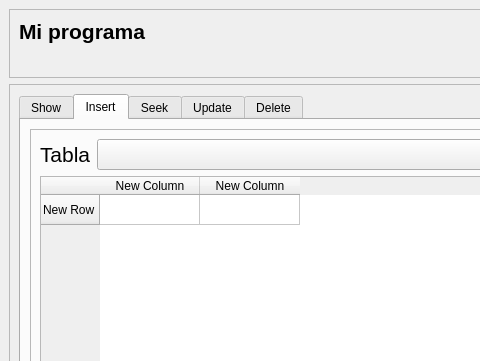
Old version of the form CRUD_GUI/myGUI.ui in the repository Colima-97/Automatas2; both pictures show x 0 to 480 and y 0 to 361 of the 780 by 612 pixel window.
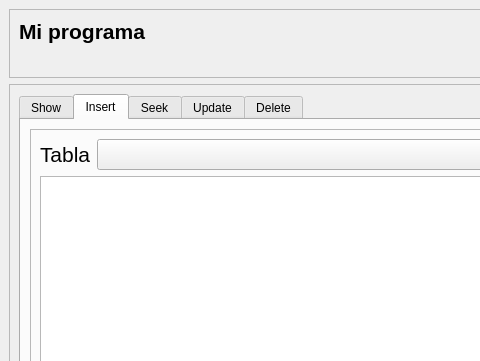
New version of the form. The open tabs and pages were chosen to show the change.

Commit message: Now, columns are showed in the insert view, even when it is your first look at the tab

The edit to the form file:
```diff
--- a/CRUD_GUI/myGUI.ui
+++ b/CRUD_GUI/myGUI.ui
@@ -266,21 +266,6 @@
                   <property name="cornerButtonEnabled">
                    <bool>false</bool>
                   </property>
-                  <row>
-                   <property name="text">
-                    <string>New Row</string>
-                   </property>
-                  </row>
-                  <column>
-                   <property name="text">
-                    <string>New Column</string>
-                   </property>
-                  </column>
-                  <column>
-                   <property name="text">
-                    <string>New Column</string>
-                   </property>
-                  </column>
                  </widget>
                 </item>
                </layout>
```
Left out of the diff: 8 changed lines with no effect on the pictures. The commit also changes 1 other file.
